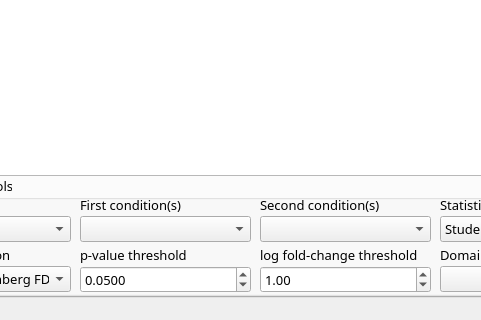
This is ui/lipidspacegui.ui in lifs-tools/lipidspace as Qt 5 draws it before an edit; both pictures show x 500 to 981 and y 295 to 615 of the 1151 by 615 pixel window. The edited form follows.
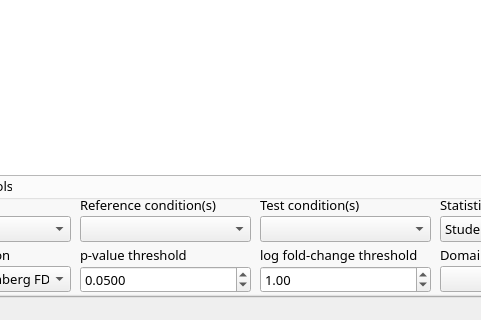
This is the edited form. Custom widgets are drawn as their Qt base class.

Diff of the .ui file:
```diff
--- a/ui/lipidspacegui.ui
+++ b/ui/lipidspacegui.ui
@@ -973,12 +973,12 @@
              <rect>
               <x>190</x>
               <y>20</y>
-              <width>121</width>
+              <width>141</width>
               <height>18</height>
              </rect>
             </property>
             <property name="text">
-             <string>First condition(s)</string>
+             <string>Reference condition(s)</string>
             </property>
            </widget>
            <widget class="QLabel" name="label_9">
@@ -991,7 +991,7 @@
              </rect>
             </property>
             <property name="text">
-             <string>Second condition(s)</string>
+             <string>Test condition(s)</string>
             </property>
            </widget>
            <widget class="MultiSelectComboBox" name="firstConditionCheckBoxList">
```
